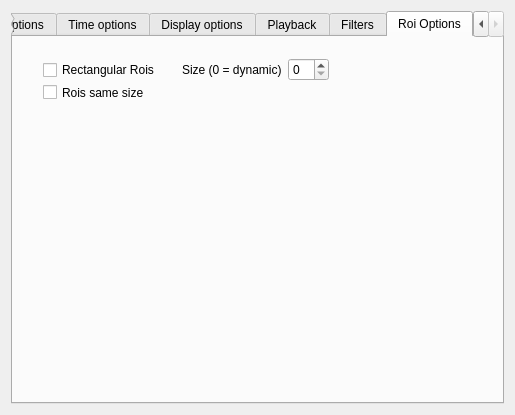
The window that ProcessOptionsGui.ui (fedeceri85/robopy2) describes before a commit, drawn with Qt 5.
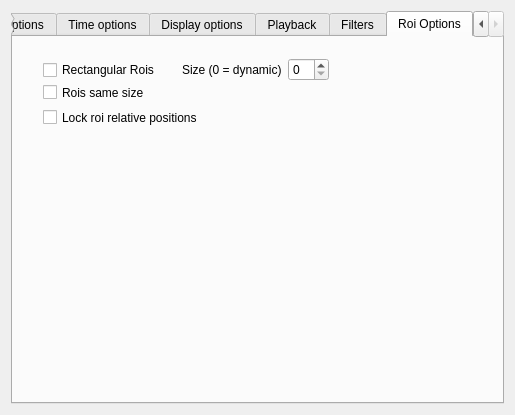
The same window after the commit. The open tabs and pages were chosen to show the change.

Commit message: Added checkbutton for locking roi relatiove positions

What changed in the file:
```diff
--- a/ProcessOptionsGui.ui
+++ b/ProcessOptionsGui.ui
@@ -878,6 +878,19 @@
         </item>
        </layout>
       </widget>
+      <widget class="QCheckBox" name="lockRoiPositionCheckBox">
+       <property name="geometry">
+        <rect>
+         <x>30</x>
+         <y>70</y>
+         <width>191</width>
+         <height>21</height>
+        </rect>
+       </property>
+       <property name="text">
+        <string>Lock roi relative positions</string>
+       </property>
+      </widget>
      </widget>
     </widget>
    </item>
```
The commit also changes 3 other files.
